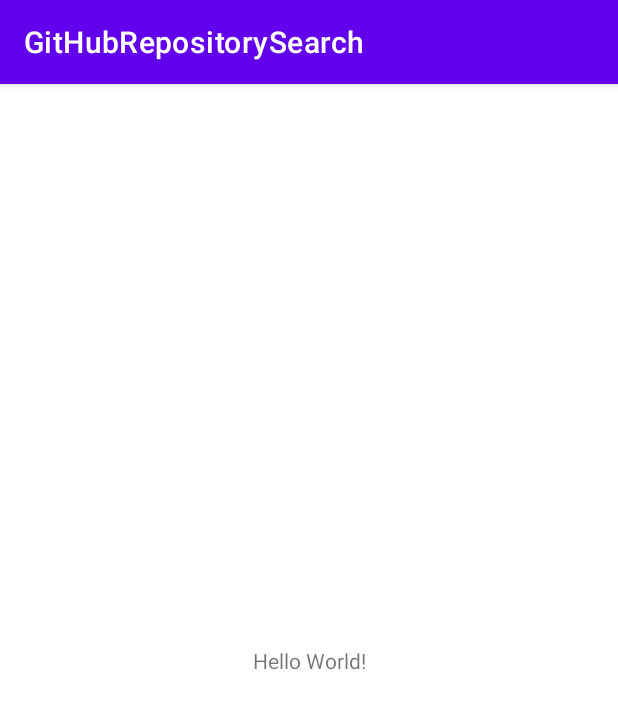
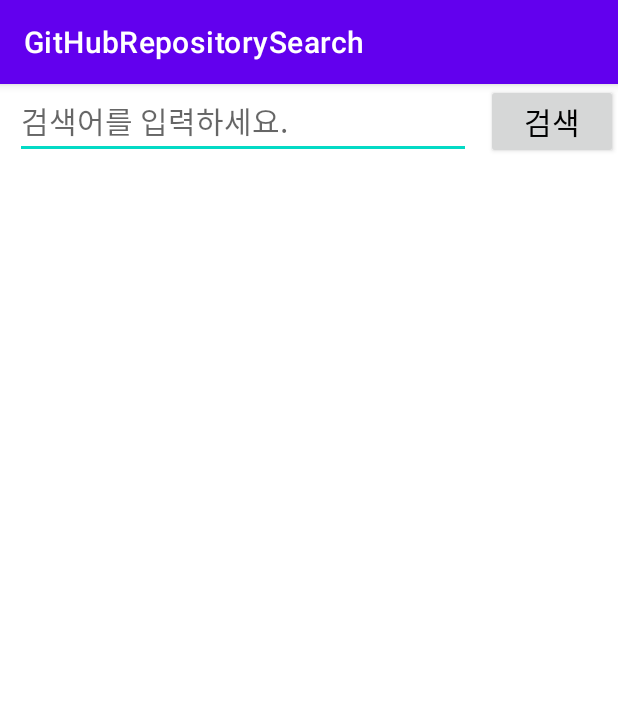
Before and after one commit to Kyeonghun-Max/GitHubRepositorySearch, an Android app: the screen it shows after launch (MainActivity), on a phone screen of 412 x 824 dp. Shown: the top 709 px of the screen. Run offline under Robolectric (Android 15) with nearby library versions, the phone set to English and light mode, and no system bars; our stand-ins replace Dagger/Hilt's generated code, data binding.

Commit message:
[dev] 검색어 입력 로직 추가

```diff
--- a/app/src/main/java/com/github/search/MainActivity.kt
+++ b/app/src/main/java/com/github/search/MainActivity.kt
@@ -1,13 +1,31 @@
 package com.github.search
 
+import android.os.Bundle
 import androidx.appcompat.app.AppCompatActivity
-import android.os.Bundle
+import androidx.databinding.DataBindingUtil
+import androidx.lifecycle.ViewModelProvider
+import com.github.search.databinding.ActivityMainBinding
+import com.github.search.viewmodel.MainViewModel
 import dagger.hilt.android.AndroidEntryPoint
 
 @AndroidEntryPoint
 class MainActivity : AppCompatActivity() {
+
+    private lateinit var binding: ActivityMainBinding
+    private lateinit var viewModel: MainViewModel
+
     override fun onCreate(savedInstanceState: Bundle?) {
         super.onCreate(savedInstanceState)
-        setContentView(R.layout.activity_main)
+
+        binding = DataBindingUtil.setContentView<ActivityMainBinding?>(this, R.layout.activity_main).apply {
+            lifecycleOwner = this@MainActivity
+        }
+
+        initViewModel()
+    }
+
+    private fun initViewModel() {
+        viewModel = ViewModelProvider(this)[MainViewModel::class.java]
+        binding.vm = viewModel
     }
 }
--- a/app/src/main/java/com/github/search/repository/GitHubRepository.kt
+++ b/app/src/main/java/com/github/search/repository/GitHubRepository.kt
@@ -19,7 +19,9 @@ class GitHubRepository @Inject constructor(private val retroInstance: GitHubApiS
         val call = retroInstance.getRepositoryList(query)
         call.enqueue(object : Callback<RepositoryItemList> {
             override fun onResponse(call: retrofit2.Call<RepositoryItemList>, response: Response<RepositoryItemList>) {
-                _itemList.postValue(response.body()?.items!!)
+                response.body()?.let {
+                    _itemList.postValue(it.items)
+                }
             }
 
             override fun onFailure(call: retrofit2.Call<RepositoryItemList>, t: Throwable) {
--- /dev/null
+++ b/app/src/main/java/com/github/search/viewmodel/MainViewModel.kt
@@ -0,0 +1,19 @@
+package com.github.search.viewmodel
+
+import androidx.lifecycle.MutableLiveData
+import androidx.lifecycle.ViewModel
+import com.github.search.repository.GitHubRepository
+import dagger.hilt.android.lifecycle.HiltViewModel
+import javax.inject.Inject
+
+@HiltViewModel
+class MainViewModel @Inject constructor(private val repository: GitHubRepository) : ViewModel() {
+
+    val inputKeyword = MutableLiveData("")
+
+    fun onSearchBtnClicked() {
+        inputKeyword.value?.let {
+            repository.request(it)
+        }
+    }
+}
--- a/app/src/main/res/layout/activity_main.xml
+++ b/app/src/main/res/layout/activity_main.xml
@@ -1,18 +1,40 @@
 <?xml version="1.0" encoding="utf-8"?>
-<androidx.constraintlayout.widget.ConstraintLayout xmlns:android="http://schemas.android.com/apk/res/android"
-    xmlns:app="http://schemas.android.com/apk/res-auto"
-    xmlns:tools="http://schemas.android.com/tools"
-    android:layout_width="match_parent"
-    android:layout_height="match_parent"
-    tools:context=".MainActivity">
+<layout xmlns:android="http://schemas.android.com/apk/res/android"
+    xmlns:app="http://schemas.android.com/apk/res-auto">
 
-    <TextView
-        android:layout_width="wrap_content"
-        android:layout_height="wrap_content"
-        android:text="Hello World!"
-        app:layout_constraintBottom_toBottomOf="parent"
-        app:layout_constraintEnd_toEndOf="parent"
-        app:layout_constraintStart_toStartOf="parent"
-        app:layout_constraintTop_toTopOf="parent" />
+    <data>
 
-</androidx.constraintlayout.widget.ConstraintLayout>
+        <variable
+            name="vm"
+            type="com.github.search.viewmodel.MainViewModel" />
+    </data>
+
+    <androidx.constraintlayout.widget.ConstraintLayout
+        android:layout_width="match_parent"
+        android:layout_height="match_parent">
+
+        <androidx.appcompat.widget.AppCompatButton
+            android:id="@+id/btn_search"
+            android:layout_width="wrap_content"
+            android:layout_height="@dimen/search_btn_height"
+            android:text="@string/search"
+            android:textSize="@dimen/search_btn_font_size"
+            android:textColor="@color/black"
+            android:onClick="@{() -> vm.onSearchBtnClicked()}"
+            app:layout_constraintEnd_toEndOf="parent"
+            app:layout_constraintTop_toTopOf="parent" />
+
+        <androidx.appcompat.widget.AppCompatEditText
+            android:id="@+id/input_keyword"
+            android:layout_width="0dp"
+            android:layout_height="@dimen/edit_text_height"
+            android:layout_marginHorizontal="10dp"
+            android:hint="@string/hint_search"
+            android:textColor="@color/black"
+            android:textSize="@dimen/edit_text_font_size"
+            android:text="@={vm.inputKeyword}"
+            app:layout_constraintEnd_toStartOf="@id/btn_search"
+            app:layout_constraintStart_toStartOf="parent"
+            app:layout_constraintTop_toTopOf="parent" />
+    </androidx.constraintlayout.widget.ConstraintLayout>
+</layout>
--- /dev/null
+++ b/app/src/main/res/values/dimens.xml
@@ -0,0 +1,7 @@
+<?xml version="1.0" encoding="utf-8"?>
+<resources>
+    <dimen name="edit_text_height">50dp</dimen>
+    <dimen name="search_btn_height">50dp</dimen>
+    <dimen name="edit_text_font_size">20sp</dimen>
+    <dimen name="search_btn_font_size">20sp</dimen>
+</resources>
--- a/app/src/main/res/values/strings.xml
+++ b/app/src/main/res/values/strings.xml
@@ -1,3 +1,5 @@
 <resources>
     <string name="app_name">GitHubRepositorySearch</string>
+    <string name="hint_search">검색어를 입력하세요.</string>
+    <string name="search">검색</string>
 </resources>
```
